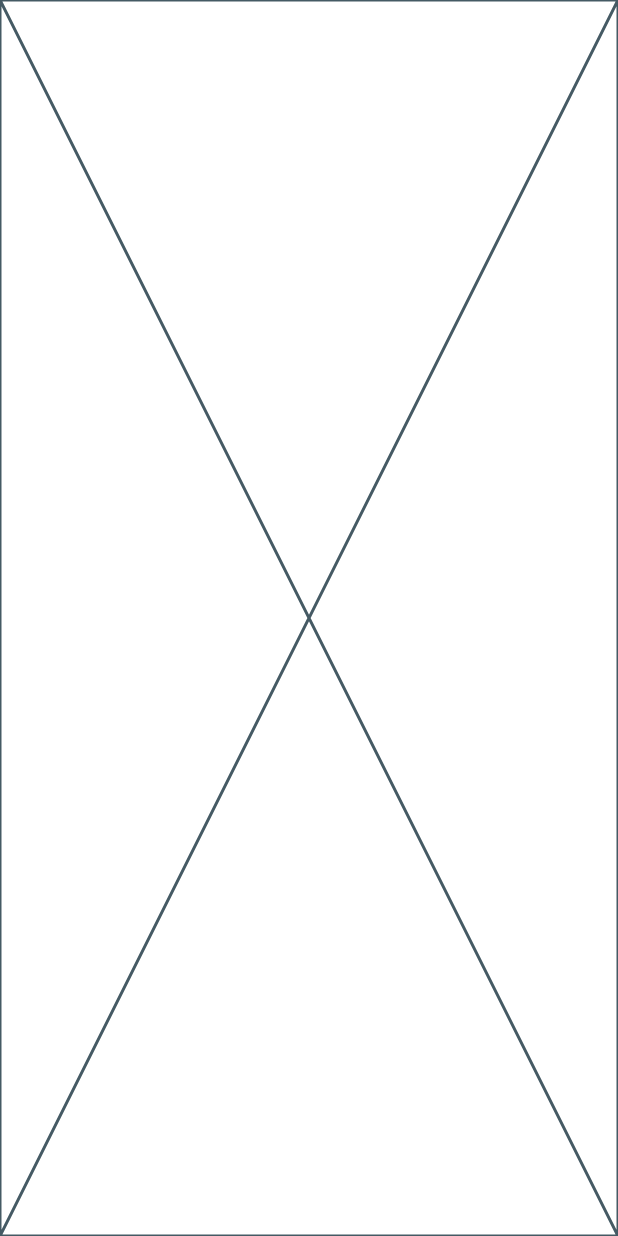
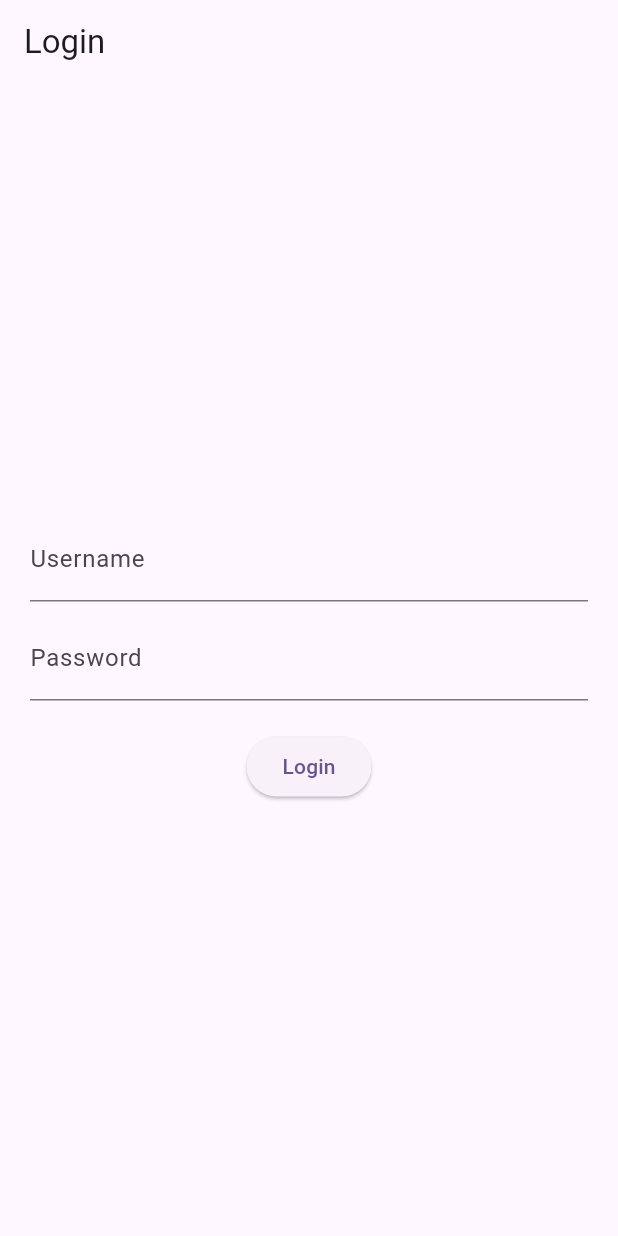
Before and after one commit to Albarry11/Quiz-123220209, a Flutter app: the screen it shows after launch, on a phone screen of 412 x 824 dp. Run offline on Flutter 3.47's test engine with Material 3 defaults, Android fonts, the phone set to English and light mode, and no system bars.

Commit message:
Initial commit

```diff
--- a/Kuis-H-main/lib/main.dart
+++ b/Kuis-H-main/lib/main.dart
@@ -1,5 +1,5 @@
 import 'package:flutter/material.dart';
-import 'pages/movie_list_page.dart';
+import 'pages/login_page.dart';
 
 void main() {
   runApp(const MyApp());
@@ -11,12 +11,13 @@ class MyApp extends StatelessWidget {
   @override
   Widget build(BuildContext context) {
     return MaterialApp(
-      title: 'Flutter Demo',
+      debugShowCheckedModeBanner: false,
+      title: 'PugerFlix',
       theme: ThemeData(
         colorScheme: ColorScheme.fromSeed(seedColor: Colors.deepPurple),
         useMaterial3: true,
       ),
-      home: MovieListPage(),
+      home: const LoginPage(),
     );
   }
 }
--- /dev/null
+++ b/Kuis-H-main/lib/pages/login_page.dart
@@ -0,0 +1,61 @@
+import 'package:flutter/material.dart';
+import 'movie_list_page.dart'; // Import the movie list page
+
+class LoginPage extends StatefulWidget {
+  const LoginPage({super.key});
+
+  @override
+  State<LoginPage> createState() => _LoginPageState();
+}
+
+class _LoginPageState extends State<LoginPage> {
+  final TextEditingController _usernameController = TextEditingController();
+  final TextEditingController _passwordController = TextEditingController();
+
+  void _login() {
+    String password = _passwordController.text;
+
+    if (password == "209") {
+      // Navigate to the Movie List Page
+      Navigator.pushReplacement(
+        context,
+        MaterialPageRoute(builder: (context) => const MovieListPage()),
+      );
+    } else {
+      // Show error message
+      ScaffoldMessenger.of(context).showSnackBar(
+        const SnackBar(content: Text("Invalid username or password")),
+      );
+    }
+  }
+
+  @override
+  Widget build(BuildContext context) {
+    return Scaffold(
+      appBar: AppBar(title: const Text("Login")),
+      body: Padding(
+        padding: const EdgeInsets.all(20.0),
+        child: Column(
+          mainAxisAlignment: MainAxisAlignment.center,
+          children: [
+            TextField(
+              controller: _usernameController,
+              decoration: const InputDecoration(labelText: "Username"),
+            ),
+            const SizedBox(height: 10),
+            TextField(
+              controller: _passwordController,
+              decoration: const InputDecoration(labelText: "Password"),
+              obscureText: true, // Hide password input
+            ),
+            const SizedBox(height: 20),
+            ElevatedButton(
+              onPressed: _login,
+              child: const Text("Login"),
+            ),
+          ],
+        ),
+      ),
+    );
+  }
+}
--- a/Kuis-H-main/pubspec.yaml
+++ b/Kuis-H-main/pubspec.yaml
@@ -30,6 +30,7 @@ environment:
 dependencies:
   flutter:
     sdk: flutter
+  url_launcher: ^6.1.14
 
   # The following adds the Cupertino Icons font to your application.
   # Use with the CupertinoIcons class for iOS style icons.
```
Also changed, not shown: Kuis-H-main/lib/pages/movie_detail_page.dart (added, +44 -0 lines), Kuis-H-main/lib/pages/movie_list_page.dart (+46 -2 lines), Kuis-H-main/pubspec.lock, 5 other files.
